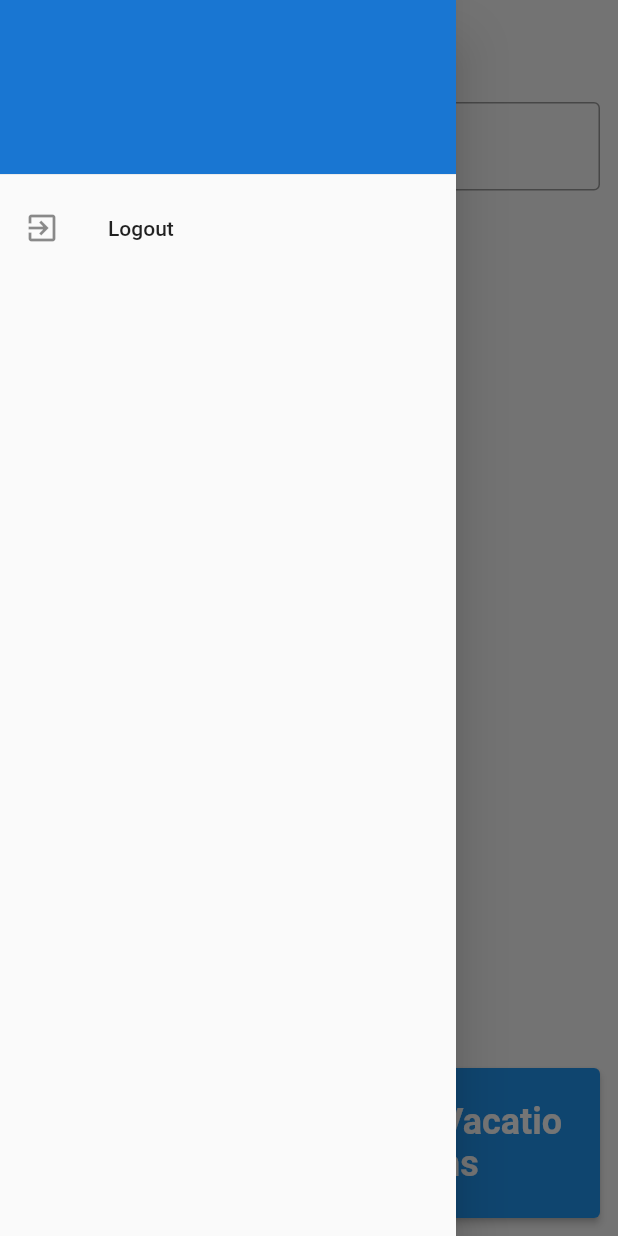
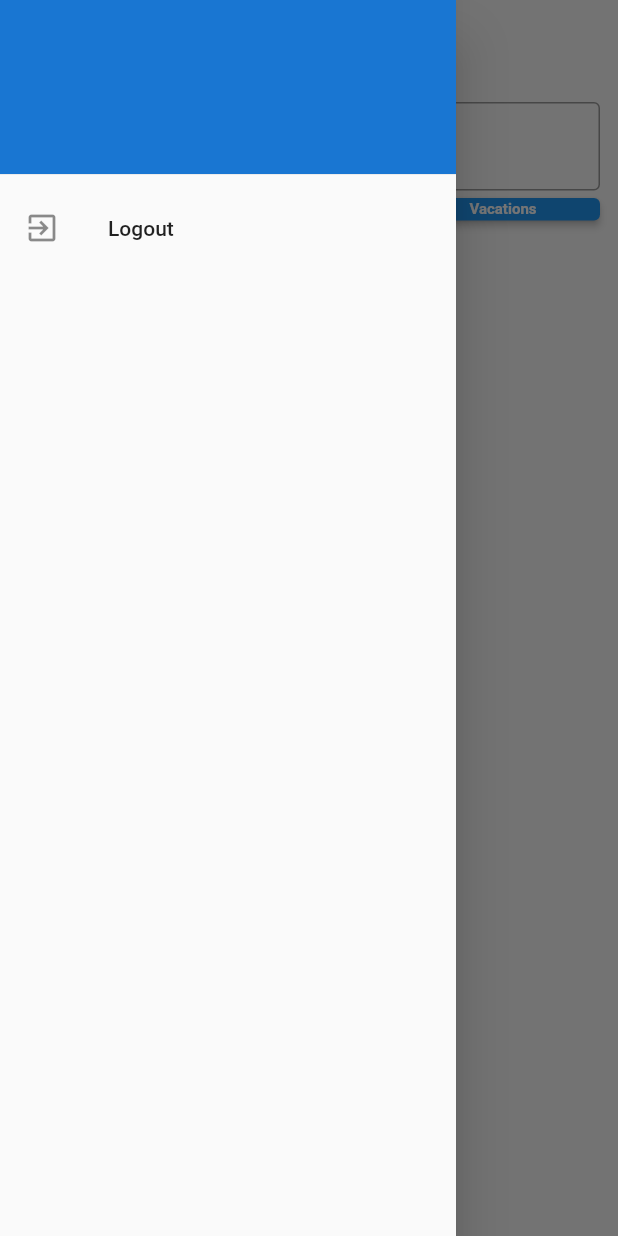
Before and after one commit to kfiross/GoalTask, a Flutter app: the GoalScreen screen opened by its route, with the side drawer open, on a phone screen of 412 x 824 dp. Run offline on Flutter 3.47's test engine with Material 2 defaults, Android fonts, the light colour scheme and no system bars; our stand-ins replace firebase_core, flutter_bloc, get_it, hive; missing offline and left inert: sealed_flutter_bloc; accounts and stored records are empty.

Commit message:
bring the functions up under the search

```diff
--- a/lib/src/application/presentation/screens/goal_screen/goal_screen.dart
+++ b/lib/src/application/presentation/screens/goal_screen/goal_screen.dart
@@ -44,19 +44,17 @@ class GoalScreen extends StatelessWidget {
       padding: const EdgeInsets.all(12),
       child: Column(
         children: [
-          Expanded(
-            child: TextField(
-              decoration: InputDecoration(
-                border: OutlineInputBorder(),
-                hintText: 'Search',
-              ),
+          TextField(
+            decoration: InputDecoration(
+              border: OutlineInputBorder(),
+              hintText: 'Search',
             ),
           ),
-          const SizedBox(height: 12),
+          const SizedBox(height: 5),
           Row(
             children: [
               Expanded(child: _buyingTile()),
-              const SizedBox(width: 20),
+              // const SizedBox(height: 10),
               Expanded(child: _assimilationTile()),
               Expanded(child: _Vacations()),
             ],
@@ -68,33 +66,33 @@ class GoalScreen extends StatelessWidget {
 
   Widget _buyingTile() {
     return SizedBox(
-      height: 100,
+      height: 15,
       child: ElevatedButton(
         onPressed: () {},
         child: const Text("Buying products",
-            style: TextStyle(fontSize: 24, fontWeight: FontWeight.bold)),
+            style: TextStyle(fontSize: 10, fontWeight: FontWeight.bold)),
       ),
     );
   }
 
   Widget _assimilationTile() {
     return SizedBox(
-      height: 100,
+      height: 15,
       child: ElevatedButton(
         onPressed: () {},
         child: const Text("Assimilation tasks",
-            style: TextStyle(fontSize: 24, fontWeight: FontWeight.bold)),
+            style: TextStyle(fontSize: 10, fontWeight: FontWeight.bold)),
       ),
     );
   }
 
   Widget _Vacations() {
     return SizedBox(
-      height: 100,
+      height: 15,
       child: ElevatedButton(
         onPressed: () {},
         child: const Text("Vacations",
-            style: TextStyle(fontSize: 24, fontWeight: FontWeight.bold)),
+            style: TextStyle(fontSize: 10, fontWeight: FontWeight.bold)),
       ),
     );
   }
```
